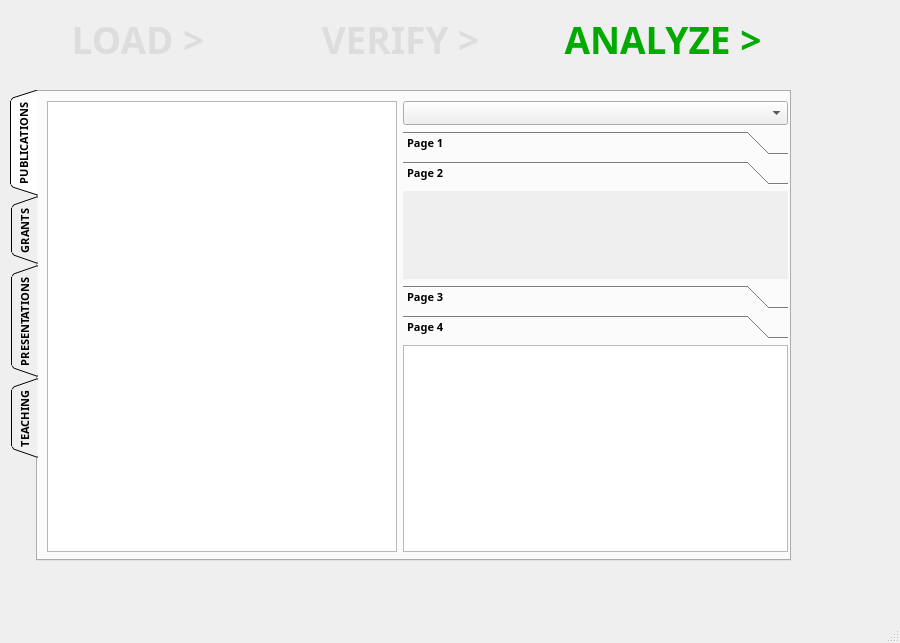
Old version of the form Project/AppleProject/analyze_csv.ui in the repository JRWu/DataAggregation.
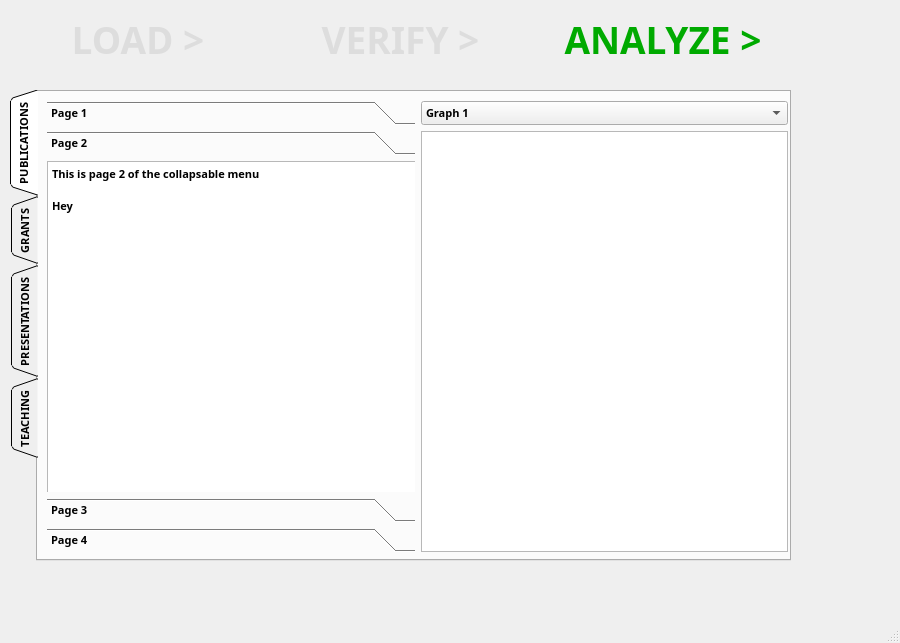
New version of the form. The open tabs and pages were chosen to show the change.

Commit message: EB - fixed tree menu position

Patch:
```diff
--- a/Project/AppleProject/analyze_csv.ui
+++ b/Project/AppleProject/analyze_csv.ui
@@ -238,21 +238,6 @@
       </property>
       <layout class="QHBoxLayout" name="tab_area">
        <item>
-        <widget class="QTreeView" name="publications_tree">
-         <property name="maximumSize">
-          <size>
-           <width>350</width>
-           <height>16777215</height>
-          </size>
-         </property>
-        </widget>
-       </item>
-       <item>
-        <layout class="QVBoxLayout" name="verticalLayout">
-         <item>
-          <widget class="QComboBox" name="graph_combo"/>
-         </item>
-         <item>
           <widget class="QToolBox" name="toolBox">
            <property name="currentIndex">
             <number>0</number>
@@ -296,13 +281,28 @@
              <rect>
               <x>0</x>
               <y>0</y>
-              <width>373</width>
-              <height>83</height>
+            <width>365</width>
+            <height>329</height>
              </rect>
             </property>
             <attribute name="label">
              <string>Page 2</string>
             </attribute>
+          <widget class="QPlainTextEdit" name="plainTextEdit_2">
+           <property name="geometry">
+            <rect>
+             <x>0</x>
+             <y>0</y>
+             <width>381</width>
+             <height>341</height>
+            </rect>
+           </property>
+           <property name="plainText">
+            <string>This is page 2 of the collapsable menu
+
+Hey</string>
+           </property>
+          </widget>
            </widget>
            <widget class="QWidget" name="page_3">
             <property name="geometry">
@@ -329,7 +329,43 @@
             <attribute name="label">
              <string>Page 4</string>
             </attribute>
-           </widget>
+          <widget class="QPlainTextEdit" name="plainTextEdit_4">
+           <property name="geometry">
+            <rect>
+             <x>0</x>
+             <y>0</y>
+             <width>381</width>
+             <height>341</height>
+            </rect>
+           </property>
+           <property name="plainText">
+            <string>This is page 4 of the collapsable menu
+
+Hey</string>
+           </property>
+          </widget>
+         </widget>
+        </widget>
+       </item>
+       <item>
+        <layout class="QVBoxLayout" name="verticalLayout">
+         <item>
+          <widget class="QComboBox" name="graph_combo">
+           <item>
+            <property name="text">
+             <string>Graph 1</string>
+            </property>
+           </item>
+           <item>
+            <property name="text">
+             <string>Graph 2</string>
+            </property>
+           </item>
+           <item>
+            <property name="text">
+             <string>Graph 3</string>
+            </property>
+           </item>
           </widget>
          </item>
          <item>
```
Left out of the diff: 37 changed lines with no effect on the pictures. Lines whose indentation alone changed are shown as unchanged. The commit also changes 1 other file.
